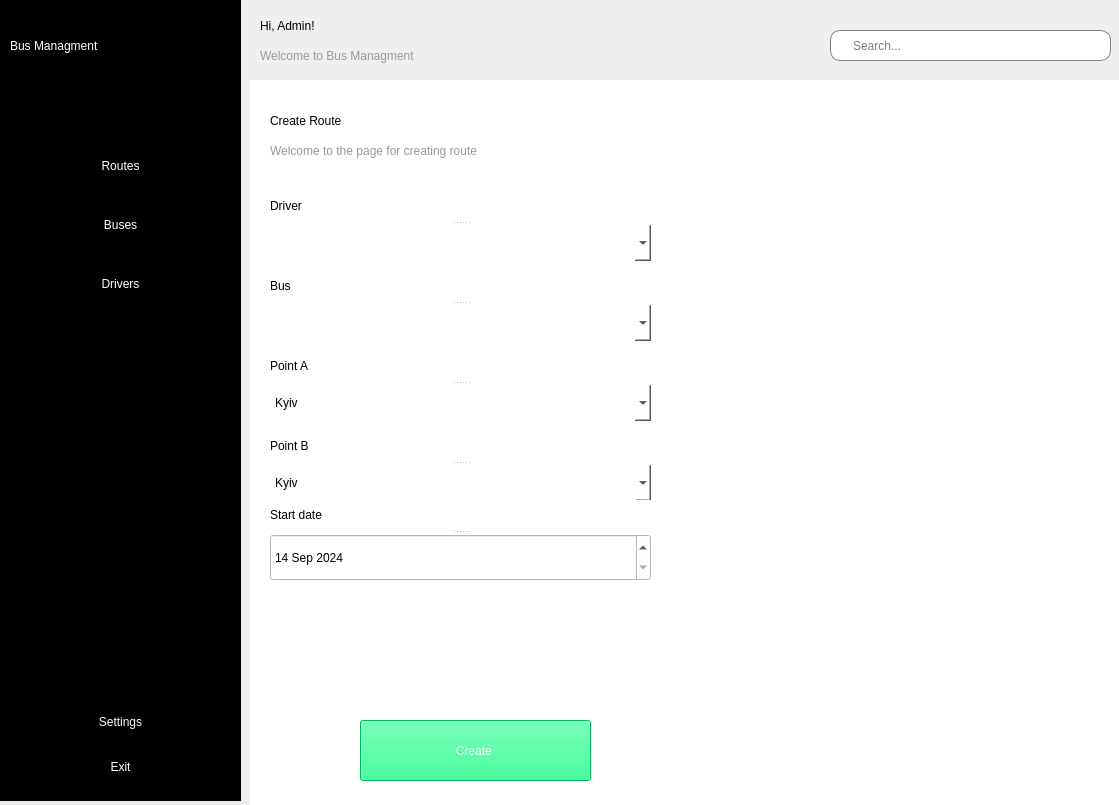
Above: index.ui from mykyta07/bus_management before the change. Below: the same form after it.
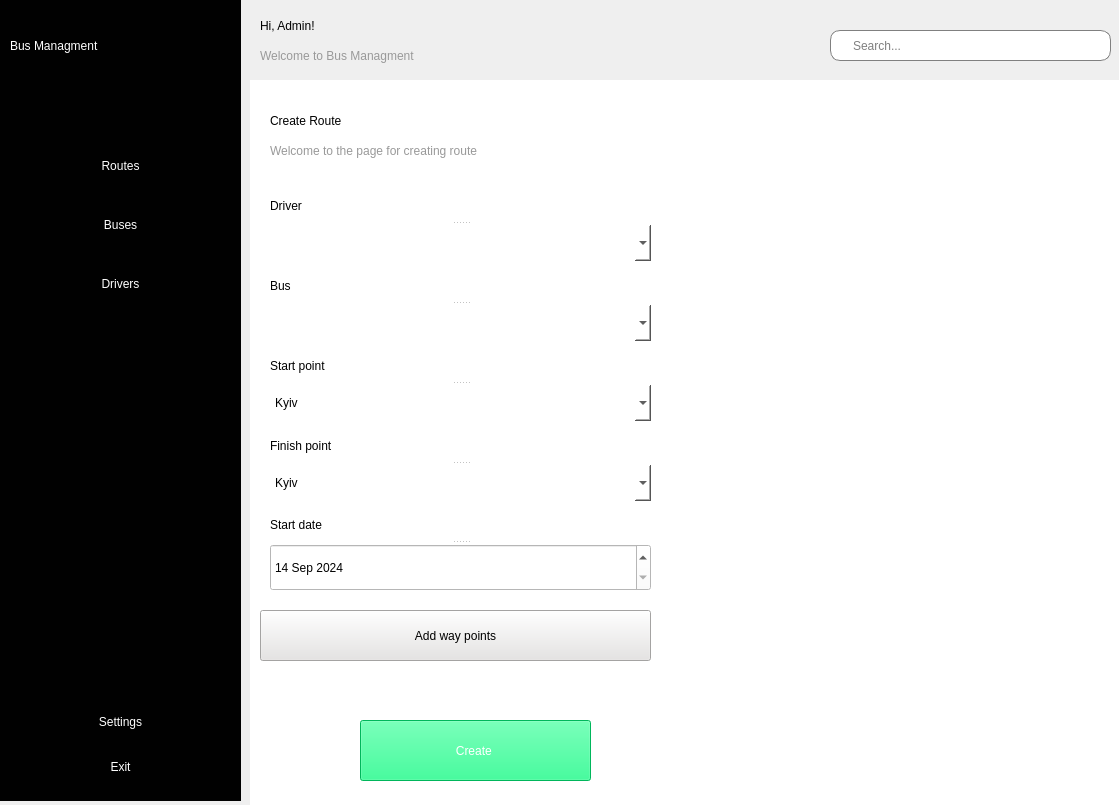
That is the form after the change. The open tabs and pages were chosen to show the change. Icons and pictures are not drawn.

Commit message: UI change for way points

```diff
--- a/index.ui
+++ b/index.ui
@@ -411,9 +411,9 @@
        <property name="geometry">
         <rect>
          <x>10</x>
-         <y>10</y>
+         <y>20</y>
          <width>171</width>
-         <height>61</height>
+         <height>41</height>
         </rect>
        </property>
        <property name="styleSheet">
@@ -428,7 +428,7 @@
         <rect>
          <x>10</x>
          <y>60</y>
-         <width>611</width>
+         <width>391</width>
          <height>21</height>
         </rect>
        </property>
@@ -444,9 +444,9 @@
        <property name="geometry">
         <rect>
          <x>420</x>
-         <y>80</y>
+         <y>100</y>
          <width>431</width>
-         <height>611</height>
+         <height>591</height>
         </rect>
        </property>
       </widget>
@@ -494,7 +494,7 @@
          <string notr="true">font: 75 14pt &quot;MS Shell Dlg 2&quot;;</string>
         </property>
         <property name="text">
-         <string>Point A</string>
+         <string>Start point</string>
         </property>
        </widget>
        <widget class="QComboBox" name="comboBoxA">
@@ -536,7 +536,7 @@
          <string notr="true">font: 75 14pt &quot;MS Shell Dlg 2&quot;;</string>
         </property>
         <property name="text">
-         <string>Point B</string>
+         <string>Finish point</string>
         </property>
        </widget>
        <widget class="QComboBox" name="comboBoxB">
@@ -565,7 +565,7 @@
        <property name="geometry">
         <rect>
          <x>10</x>
-         <y>420</y>
+         <y>430</y>
          <width>381</width>
          <height>81</height>
         </rect>
@@ -667,6 +667,32 @@
         </property>
        </widget>
       </widget>
+      <widget class="QPushButton" name="pushButtonWayPoints">
+       <property name="enabled">
+        <bool>true</bool>
+       </property>
+       <property name="geometry">
+        <rect>
+         <x>0</x>
+         <y>530</y>
+         <width>391</width>
+         <height>51</height>
+        </rect>
+       </property>
+       <property name="styleSheet">
+        <string notr="true">border:&quot;none&quot;;
+background-color: rgb(230, 228, 227);
+font: 75 10pt &quot;MS Shell Dlg 2&quot;;
+color: rgb(0, 0, 0);
+border-radius:&quot;10px&quot;</string>
+       </property>
+       <property name="text">
+        <string>Add way points</string>
+       </property>
+       <property name="checkable">
+        <bool>true</bool>
+       </property>
+      </widget>
      </widget>
      <widget class="QWidget" name="drivers_page">
       <widget class="QLabel" name="label_6">
```
The commit also changes 1 other file.
